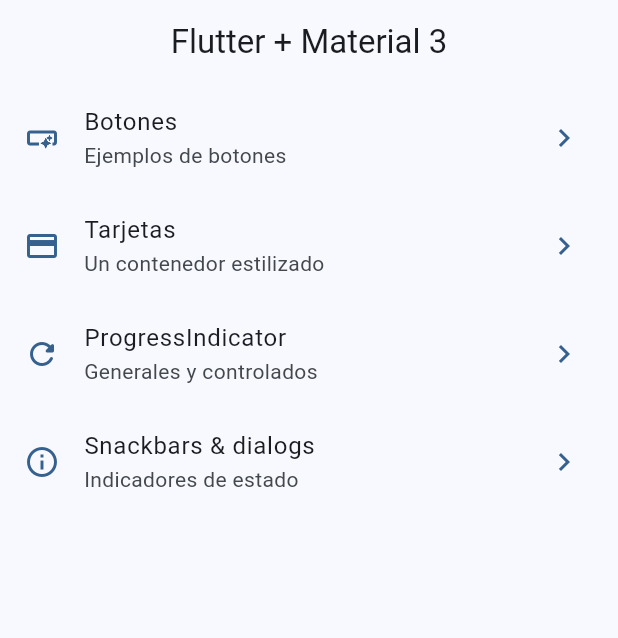
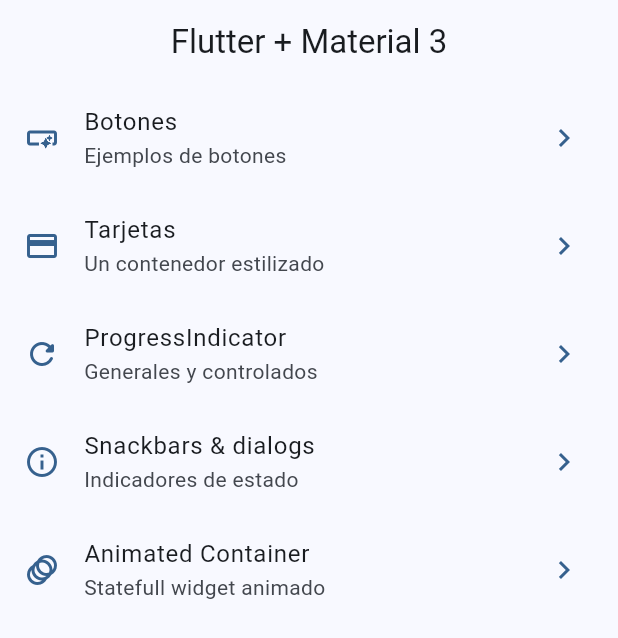
Before and after one commit to dportilla/widgets_app, a Flutter app: the screen it shows after launch, on a phone screen of 412 x 824 dp. Shown: the top 638 px of the screen. Run offline on Flutter 3.47's test engine with Material 2 defaults, Android fonts, the phone set to English and light mode, and no system bars; our stand-ins replace go_router.

Commit message:
animated container finished

```diff
--- a/lib/config/menu/menu_items.dart
+++ b/lib/config/menu/menu_items.dart
@@ -42,4 +42,12 @@ const appMenuItems = <MenuItem>[
     link: '/snackbar',
     icon: Icons.info_outline
   ),
+
+  MenuItem(
+    title: 'Animated Container',
+    subTitle: 'Statefull widget animado',
+    link: '/animated',
+    icon: Icons.animation
+  ),
+
 ];
--- a/lib/config/router/app_router.dart
+++ b/lib/config/router/app_router.dart
@@ -35,5 +35,11 @@ final appRouter = GoRouter(
       name: SnackbarScreen.name,
       builder: (context, state) => const SnackbarScreen(),
     ),
+
+    GoRoute(
+      path: '/animated',
+      name: AnimatedScreen.name,
+      builder: (context, state) => const AnimatedScreen(),
+    ),
   ],
 );
```
Also changed, not shown: lib/presentation/screens/animated/animated_screen.dart (+58 -2 lines).
